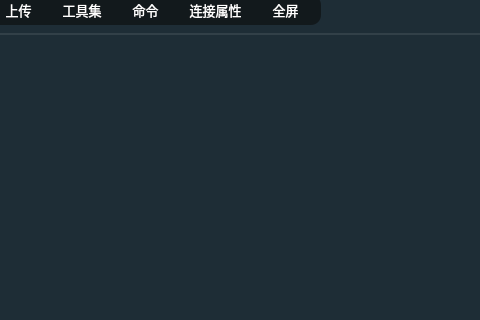
This is sshwidget.ui in HuaGouFdog/Fdog-Kit as Qt 5 draws it before an edit; both pictures show x 685 to 1165 and y 379 to 699 of the 1391 by 699 pixel window. The edited form follows.
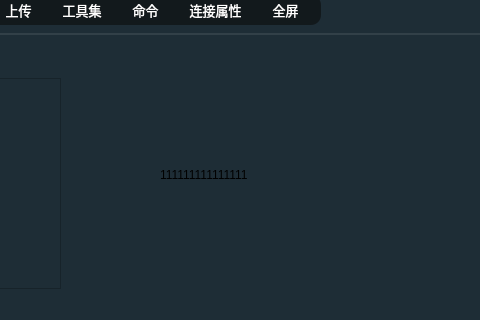
This is the edited form. Icons and pictures are not drawn.

The edit to the form file:
```diff
--- a/sshwidget.ui
+++ b/sshwidget.ui
@@ -2064,6 +2064,29 @@
              <attribute name="title">
               <string>11111111111111111111111111</string>
              </attribute>
+             <widget class="QTextEdit" name="textEdit_2">
+              <property name="geometry">
+               <rect>
+                <x>10</x>
+                <y>10</y>
+                <width>561</width>
+                <height>211</height>
+               </rect>
+              </property>
+             </widget>
+             <widget class="QLabel" name="label_4">
+              <property name="geometry">
+               <rect>
+                <x>670</x>
+                <y>81</y>
+                <width>161</width>
+                <height>51</height>
+               </rect>
+              </property>
+              <property name="text">
+               <string>111111111111111</string>
+              </property>
+             </widget>
             </widget>
            </widget>
           </item>
```
Left out of the diff: 17 changed lines with no effect on the pictures.
